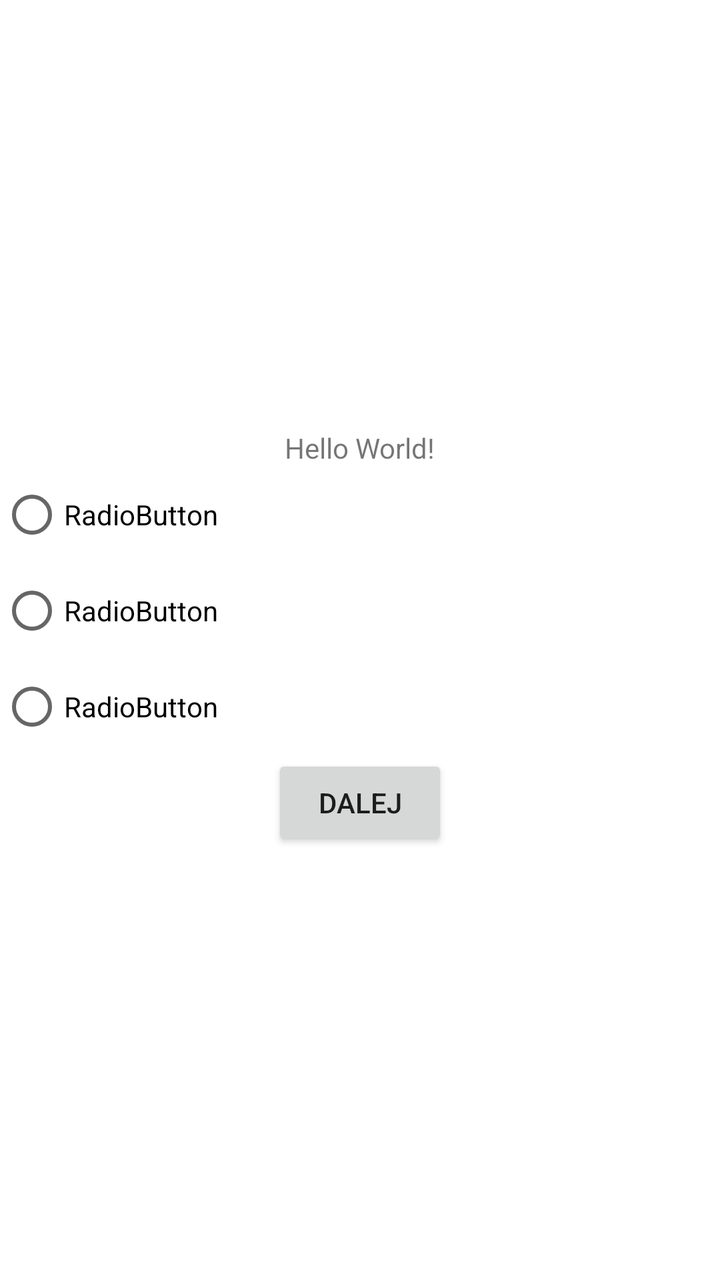
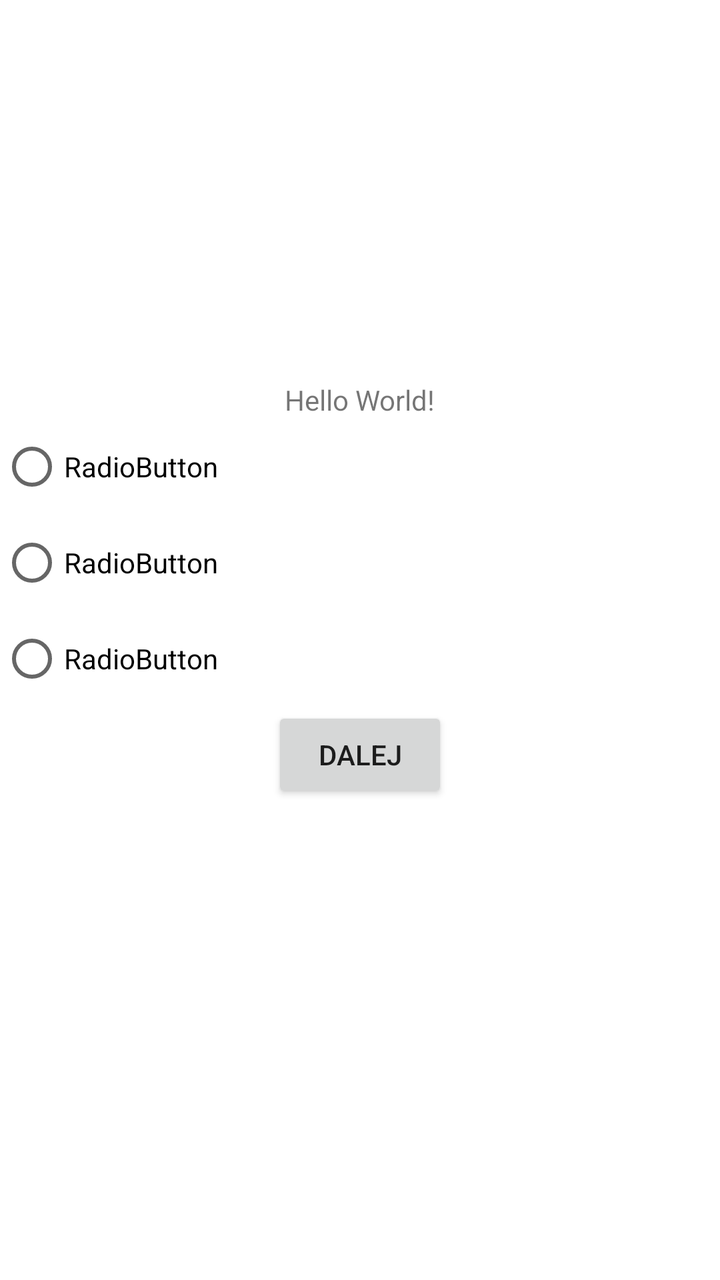

Before-and-after screenshots of an Android layout around one commit, followed by the original layout XML and the change that was made.
<!-- AndroidManifest.xml: application theme Theme.MyApplication -->
<!-- res/layout/activity_main.xml -->
<?xml version="1.0" encoding="utf-8"?>
<LinearLayout xmlns:android="http://schemas.android.com/apk/res/android"
    xmlns:app="http://schemas.android.com/apk/res-auto"
    xmlns:tools="http://schemas.android.com/tools"
    android:layout_width="match_parent"
    android:layout_height="match_parent"
    android:orientation="vertical"
    android:gravity="center"
    tools:context=".MainActivity">

    <TextView
        android:id="@+id/textViewTrescPytania"
        android:layout_width="wrap_content"
        android:layout_height="wrap_content"
        android:text="Hello World!" />

    <RadioGroup
        android:id="@+id/radioGroup"
        android:layout_width="match_parent"
        android:layout_height="wrap_content" >

        <RadioButton
            android:id="@+id/radioButton"
            android:layout_width="match_parent"
            android:layout_height="wrap_content"
            android:text="RadioButton" />

        <RadioButton
            android:id="@+id/radioButton2"
            android:layout_width="match_parent"
            android:layout_height="wrap_content"
            android:text="RadioButton" />

        <RadioButton
            android:id="@+id/radioButton3"
            android:layout_width="match_parent"
            android:layout_height="wrap_content"
            android:text="RadioButton" />

    </RadioGroup>

    <Button
        android:id="@+id/button"
        android:layout_width="wrap_content"
        android:layout_height="wrap_content"
        android:text="Dalej" />

</LinearLayout>
<!-- resources referenced by this layout -->
<resources>
  <style name="Theme.MyApplication" parent="Theme.MaterialComponents.DayNight.DarkActionBar">
          
          <item name="colorPrimary">@color/purple_500</item>
          <item name="colorPrimaryVariant">@color/purple_700</item>
          <item name="colorOnPrimary">@color/white</item>
          
          <item name="colorSecondary">@color/teal_200</item>
          <item name="colorSecondaryVariant">@color/teal_700</item>
          <item name="colorOnSecondary">@color/black</item>
          
          <item name="android:statusBarColor">?attr/colorPrimaryVariant</item>
          
      </style>
  <color name="purple_500">#FF6200EE</color>
  <color name="purple_700">#FF3700B3</color>
  <color name="white">#FFFFFFFF</color>
  <color name="teal_200">#FF03DAC5</color>
  <color name="teal_700">#FF018786</color>
  <color name="black">#FF000000</color>
</resources>

<!-- the commit's change to res/layout/activity_main.xml (unified diff, before → after) -->
@@ -45,4 +45,11 @@
         android:layout_height="wrap_content"
         android:text="Dalej" />
 
+    <Button
+        android:id="@+id/buttonPodziel"
+        android:layout_width="wrap_content"
+        android:layout_height="wrap_content"
+        android:visibility="invisible"
+        android:text="Podziel się wynikiem" />
+
 </LinearLayout>
